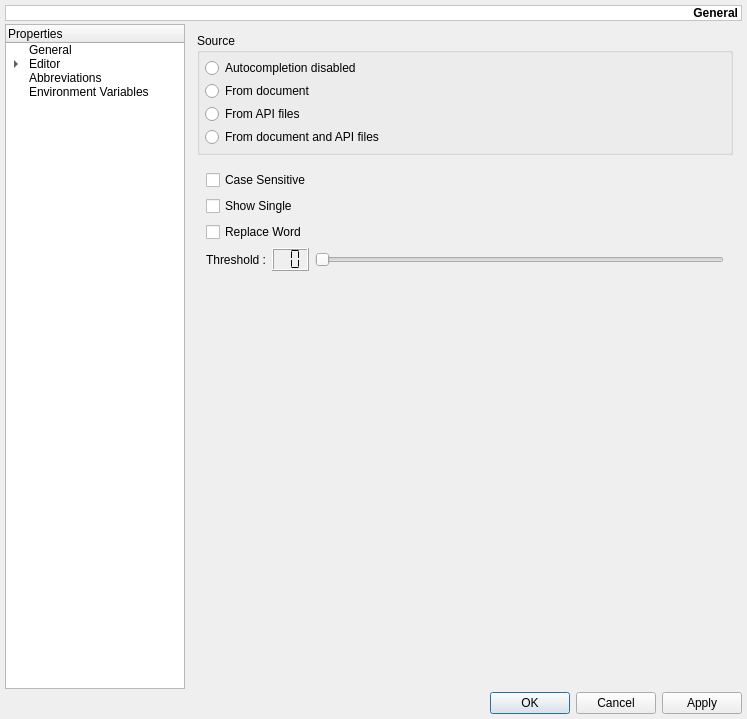
This is mks/ui/UISettings.ui in andreikop/enki as Qt 5 draws it before an edit. The edited form follows.
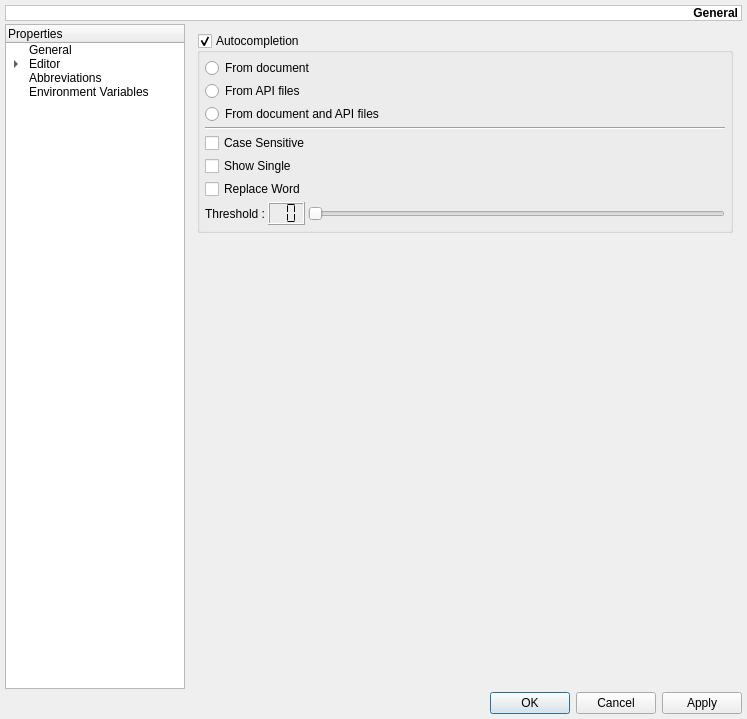
This is the edited form. The open tabs and pages were chosen to show the change. Custom widgets are drawn as their Qt base class.

Commit message: Autocmpletion settings fixes. Calltips settings

Diff of the .ui file:
```diff
--- a/mks/ui/UISettings.ui
+++ b/mks/ui/UISettings.ui
@@ -615,7 +615,10 @@
        <item>
         <widget class="QGroupBox" name="gbAutoCompletionSource">
          <property name="title">
-          <string>Source</string>
+          <string>Autocompletion</string>
+         </property>
+         <property name="checkable">
+          <bool>true</bool>
          </property>
          <layout class="QVBoxLayout" name="verticalLayout_4">
           <property name="spacing">
@@ -624,13 +627,6 @@
           <property name="margin">
            <number>5</number>
           </property>
-          <item>
-           <widget class="QRadioButton" name="rbNone">
-            <property name="text">
-             <string>Autocompletion disabled</string>
-            </property>
-           </widget>
-          </item>
           <item>
            <widget class="QRadioButton" name="rbDocument">
             <property name="text">
@@ -652,12 +648,13 @@
             </property>
            </widget>
           </item>
-         </layout>
-        </widget>
-       </item>
-       <item>
-        <widget class="QWidget" name="wAutoCompletionSettings" native="true">
-         <layout class="QVBoxLayout" name="verticalLayout_2">
+          <item>
+           <widget class="Line" name="line">
+            <property name="orientation">
+             <enum>Qt::Horizontal</enum>
+            </property>
+           </widget>
+          </item>
           <item>
            <widget class="QCheckBox" name="cbAutoCompletionCaseSensitivity">
             <property name="text">
```
Left out of the diff: 21 changed lines with no effect on the pictures. The commit also changes 4 other files.
